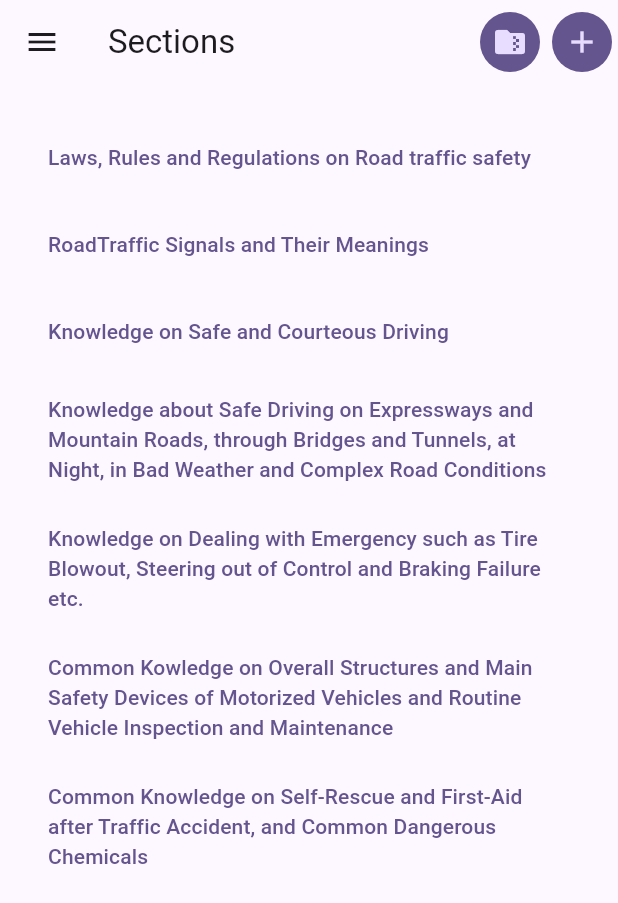
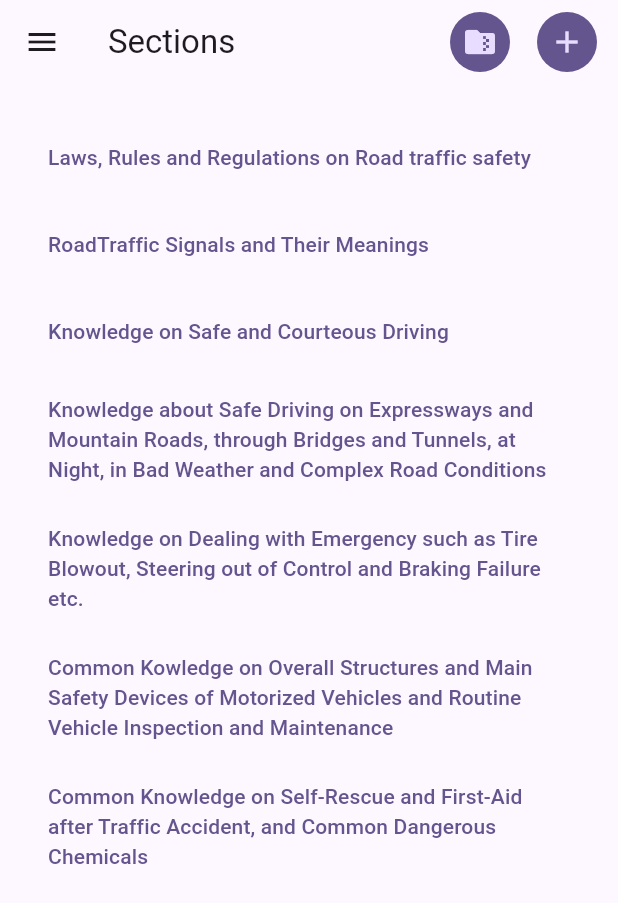
Before and after one commit to namdegnah5352/china_theory_test, a Flutter app: the screen it shows after launch, on a phone screen of 412 x 824 dp. Shown: the top 903 px of the screen. Run offline on Flutter 3.47's test engine with Material 2 defaults, Android fonts, the phone set to English and light mode, and no system bars; our stand-ins replace audioplayers, photo_view, shared_preferences.

```diff
--- a/lib/screens/sections_screen.dart
+++ b/lib/screens/sections_screen.dart
@@ -30,12 +30,14 @@ class _SectionsScreenState extends State<SectionsScreen> {
             },
             icon: Icon(Icons.folder_zip, color: Theme.of(context).colorScheme.primaryContainer),
           ),
+          const SizedBox(width: 10),
           IconButton.filled(
             onPressed: () async {
               await loadTestStart(globalNav.questions!, AppConstants.finalTestFalse);
             },
             icon: Icon(Icons.add, color: Theme.of(context).colorScheme.primaryContainer),
           ),
+          const SizedBox(width: 10),
         ],
       ),
       drawer: const AppDrawer(),
```
Also changed, not shown: lib/widgets/serve_test_questions.dart (+10 -0 lines), 1 other file.
